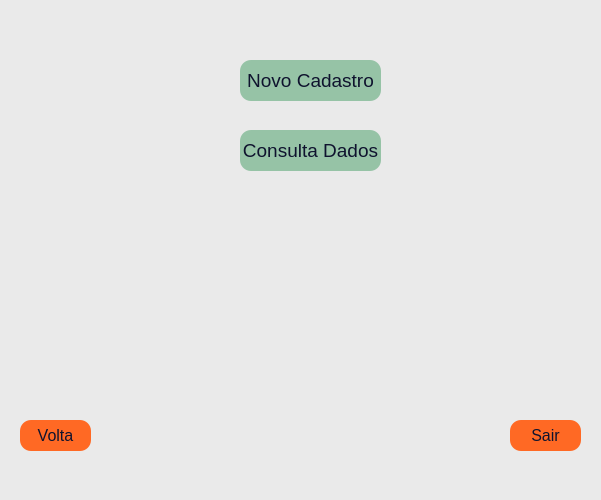
FabioAleluia/MeuSysDeCadastro_v1.1, file Janelas/Windows/opcoes_win_one.ui: the form before one commit.
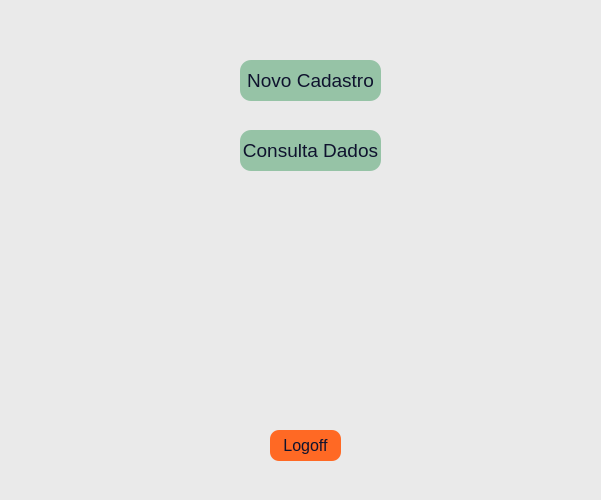
The form after the commit.

Diff of the .ui file:
```diff
--- a/Janelas/Windows/opcoes_win_one.ui
+++ b/Janelas/Windows/opcoes_win_one.ui
@@ -58,46 +58,11 @@
      <string>Novo Cadastro</string>
     </property>
    </widget>
-   <widget class="QPushButton" name="volta_for_opcoes">
-    <property name="geometry">
-     <rect>
-      <x>20</x>
-      <y>420</y>
-      <width>71</width>
-      <height>31</height>
-     </rect>
-    </property>
-    <property name="font">
-     <font>
-      <family>Arial</family>
-      <pointsize>12</pointsize>
-      <weight>50</weight>
-      <italic>false</italic>
-      <bold>false</bold>
-     </font>
-    </property>
-    <property name="styleSheet">
-     <string notr="true">QPushButton {
-	font: 12pt &quot;Arial&quot;;
-	border-radius: 11px;
-	color: #0f132e;
-	background-color: #FF6924;
-}
-
-QPushButton:hover {
-   
-	background-color: #FF793C;
-}</string>
-    </property>
-    <property name="text">
-     <string>Volta</string>
-    </property>
-   </widget>
    <widget class="QPushButton" name="volta_for_opcoes_2">
     <property name="geometry">
      <rect>
-      <x>510</x>
-      <y>420</y>
+      <x>270</x>
+      <y>430</y>
       <width>71</width>
       <height>31</height>
      </rect>
@@ -114,7 +79,7 @@
     <property name="styleSheet">
      <string notr="true">QPushButton {
 	font: 12pt &quot;Arial&quot;;
-	border-radius: 11px;
+	border-radius: 9px;
 	color: #0f132e;
 	background-color: #FF6924;
 }
@@ -125,7 +90,7 @@
 }</string>
     </property>
     <property name="text">
-     <string>Sair</string>
+     <string>Logoff</string>
     </property>
    </widget>
    <widget class="QPushButton" name="conulta_dados">
```
